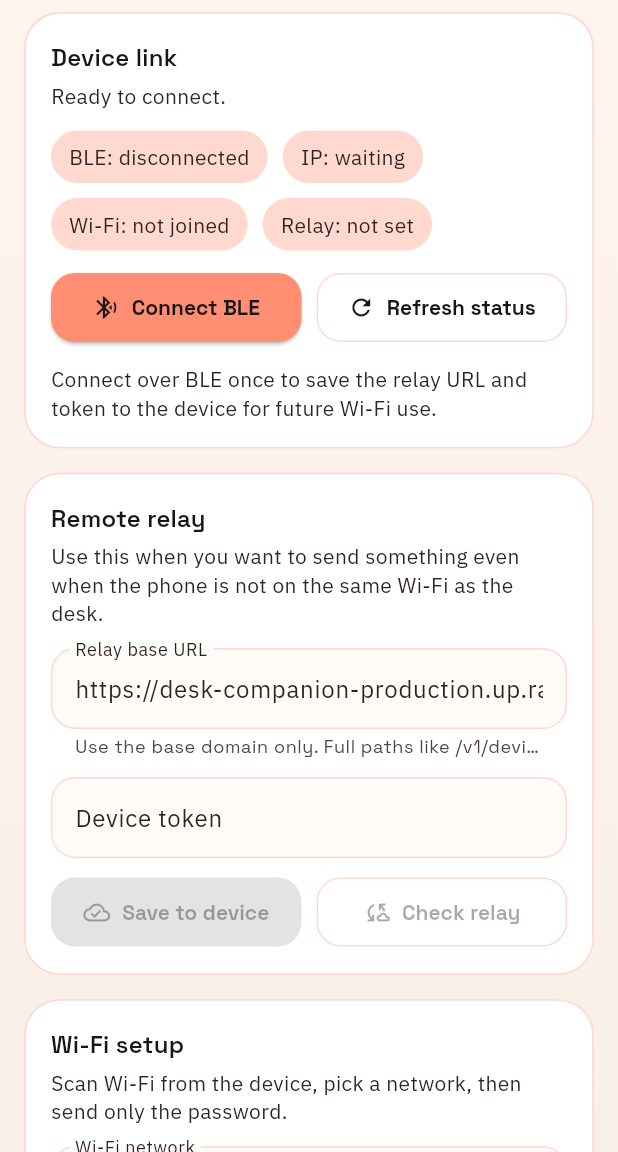
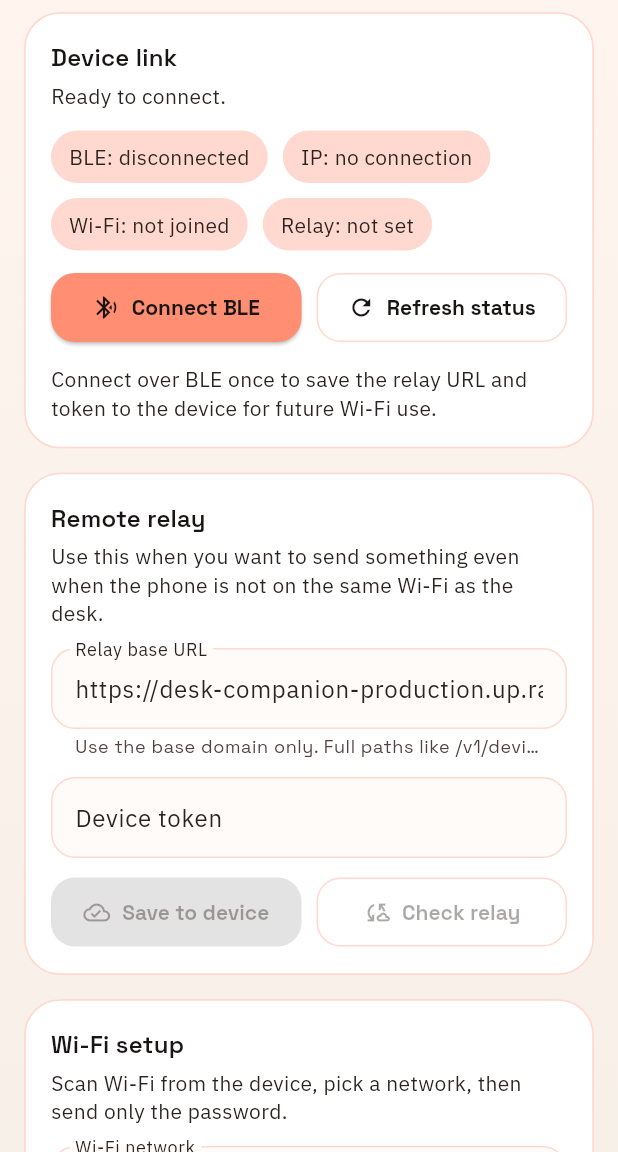
Before and after one commit to Predatuh/Desk-Companion, a Flutter app: the screen it shows after launch, on a phone screen of 412 x 824 dp, the part 84-1236 px from its top. Run offline on Flutter 3.47's test engine with Material 3 defaults, Android fonts, the phone set to English and light mode, and no system bars; our stand-ins replace file_picker, flutter_blue_plus, google_fonts, shared_preferences.

```diff
--- a/lib/screens/companion_home_screen.dart
+++ b/lib/screens/companion_home_screen.dart
@@ -91,7 +91,7 @@ class _CompanionHomeScreenState extends State<CompanionHomeScreen> {
                           ),
                           _ChipLabel(
                             label: provider.deviceIp.isEmpty
-                                ? 'IP: waiting'
+                                ? 'IP: no connection'
                                 : 'IP: ${provider.deviceIp}',
                           ),
                           _ChipLabel(
--- a/lib/screens/desk_companion_studio_screen.dart
+++ b/lib/screens/desk_companion_studio_screen.dart
@@ -179,7 +179,7 @@ class _DeskCompanionStudioScreenState extends State<DeskCompanionStudioScreen> {
                           ),
                           _ChipLabel(
                             label: controller.deviceIp.isEmpty
-                                ? 'IP: waiting'
+                                ? 'IP: no connection'
                                 : 'IP: ${controller.deviceIp}',
                           ),
                           _ChipLabel(
```
Also changed, not shown: lib/providers/desk_companion_controller.dart (+8 -4 lines), 1 other file.
